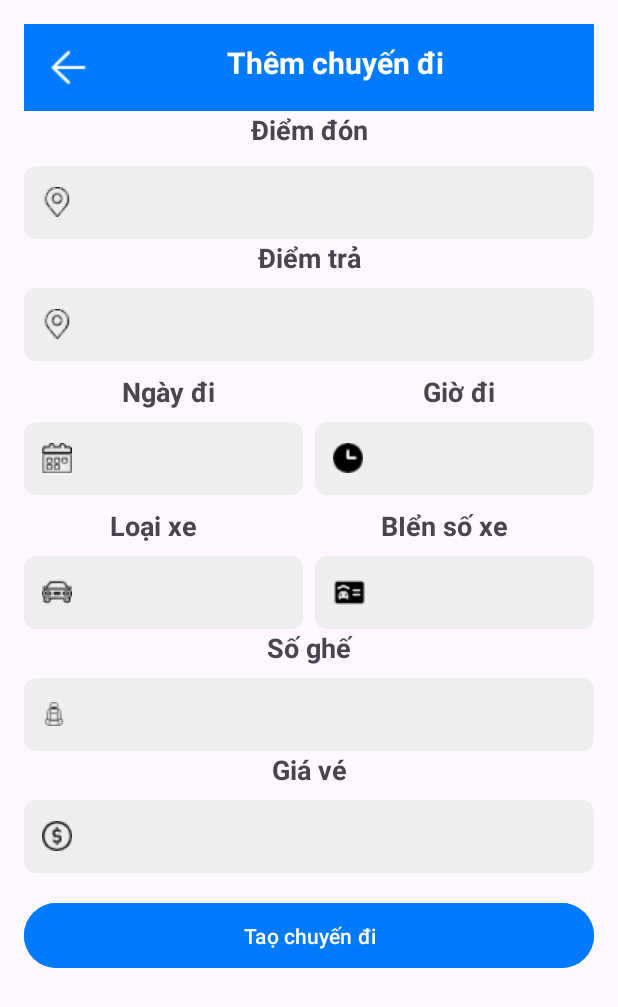
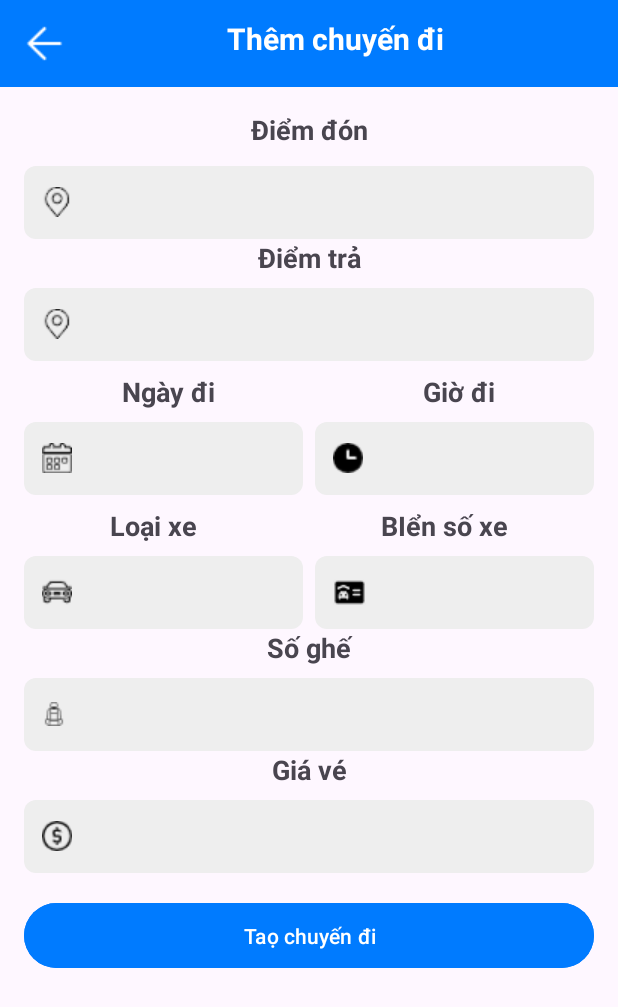
Before and after one commit to DTDuong644/Android, an Android app: the screen it shows after launch (driver_add_trip), on a phone screen of 412 x 824 dp. Shown: the top 1007 px of the screen. Run offline under Robolectric (Android 15) with nearby library versions, the phone set to English and light mode, and no system bars.

Commit message:
update add_trip

```diff
--- a/mobile/app/src/main/res/layout/activity_driver_add_trip.xml
+++ b/mobile/app/src/main/res/layout/activity_driver_add_trip.xml
@@ -1,18 +1,22 @@
 <?xml version="1.0" encoding="utf-8"?>
-<ScrollView xmlns:android="http://schemas.android.com/apk/res/android"
+<ScrollView
+    xmlns:android="http://schemas.android.com/apk/res/android"
+    android:layout_width="match_parent"
+    android:layout_height="match_parent"
+    android:fillViewport="true"
+    android:fitsSystemWindows="true">
+    <LinearLayout xmlns:android="http://schemas.android.com/apk/res/android"
         xmlns:app="http://schemas.android.com/apk/res-auto"
         android:id="@+id/main"
         android:layout_width="match_parent"
-    android:layout_height="match_parent">
+        android:layout_height="match_parent"
+        android:orientation="vertical">
 
         <LinearLayout
-
             android:layout_width="match_parent"
             android:layout_height="wrap_content"
-        android:orientation="vertical"
-        android:padding="16dp">
+            android:orientation="vertical">
 
-        <!-- Tiêu đề -->
             <TextView
                 android:layout_width="match_parent"
                 android:layout_height="wrap_content"
@@ -24,6 +28,16 @@
                 android:textColor="@android:color/white"
                 android:textSize="20sp"
                 android:textStyle="bold" />
+        </LinearLayout>
+
+        <LinearLayout
+
+            android:layout_width="match_parent"
+            android:layout_height="wrap_content"
+            android:orientation="vertical"
+            android:padding="16dp">
+
+            <!-- Tiêu đề -->
 
             <!-- Điểm đón -->
             <TextView
@@ -102,8 +116,8 @@
             <LinearLayout
                 android:layout_width="match_parent"
                 android:layout_height="wrap_content"
-            android:orientation="horizontal"
-            android:layout_marginTop="8dp">
+                android:layout_marginTop="8dp"
+                android:orientation="horizontal">
 
                 <EditText
                     android:id="@+id/edt_date"
@@ -112,9 +126,9 @@
                     android:layout_weight="1"
                     android:background="@drawable/edittext_background"
                     android:drawableStart="@drawable/ic_calendar"
+                    android:focusable="false"
                     android:padding="12dp"
-                android:textAlignment="center"
-                android:focusable="false"/>
+                    android:textAlignment="center" />
 
                 <Space
                     android:layout_width="8dp"
@@ -127,9 +141,9 @@
                     android:layout_weight="1"
                     android:background="@drawable/edittext_background"
                     android:drawableStart="@drawable/ic_time"
+                    android:focusable="false"
                     android:padding="12dp"
-                android:textAlignment="center"
-                android:focusable="false"/>
+                    android:textAlignment="center" />
 
             </LinearLayout>
 
@@ -168,8 +182,8 @@
             <LinearLayout
                 android:layout_width="match_parent"
                 android:layout_height="wrap_content"
-            android:orientation="horizontal"
-            android:layout_marginTop="8dp">
+                android:layout_marginTop="8dp"
+                android:orientation="horizontal">
 
                 <EditText
                     android:id="@+id/edt_vehicle_type"
@@ -177,12 +191,12 @@
                     android:layout_height="wrap_content"
                     android:layout_weight="1"
                     android:background="@drawable/edittext_background"
+                    android:cursorVisible="false"
                     android:drawableStart="@drawable/ic_car"
-                android:padding="12dp"
-                android:textAlignment="center"
                     android:focusable="false"
                     android:inputType="none"
-                android:cursorVisible="false" />
+                    android:padding="12dp"
+                    android:textAlignment="center" />
 
                 <Space
                     android:layout_width="8dp"
@@ -217,9 +231,9 @@
                 android:layout_marginTop="8dp"
                 android:background="@drawable/edittext_background"
                 android:drawableStart="@drawable/ic_seat"
+                android:inputType="number"
                 android:padding="12dp"
-            android:textAlignment="center"
-            android:inputType="number"/>
+                android:textAlignment="center" />
 
             <!-- Giá tiền -->
             <TextView
@@ -238,9 +252,9 @@
                 android:layout_marginTop="8dp"
                 android:background="@drawable/edittext_background"
                 android:drawableStart="@drawable/ic_money"
+                android:inputType="number"
                 android:padding="12dp"
-            android:textAlignment="center"
-            android:inputType="number"/>
+                android:textAlignment="center" />
 
             <!-- Nút lưu -->
             <Button
@@ -253,4 +267,5 @@
                 android:text="Taọ chuyến đi"
                 android:textColor="@android:color/white" />
         </LinearLayout>
+    </LinearLayout>
 </ScrollView>
```
Also changed, not shown: mobile/app/src/main/AndroidManifest.xml (+5 -2 lines), mobile/app/src/main/java/com/example/tlu_rideshare/SelectOtherLocation.java (added, +63 -0 lines), mobile/app/src/main/java/com/example/tlu_rideshare/driver_add_trip.java (+68 -0 lines), mobile/app/src/main/res/drawable/bg_input.xml (added, +18 -0 lines), mobile/app/src/main/res/layout/activity_select_other_location.xml (added, +31 -0 lines), mobile/app/src/main/res/layout/dialog_select_location.xml (added, +87 -0 lines). Lines whose indentation alone changed are shown as unchanged.
